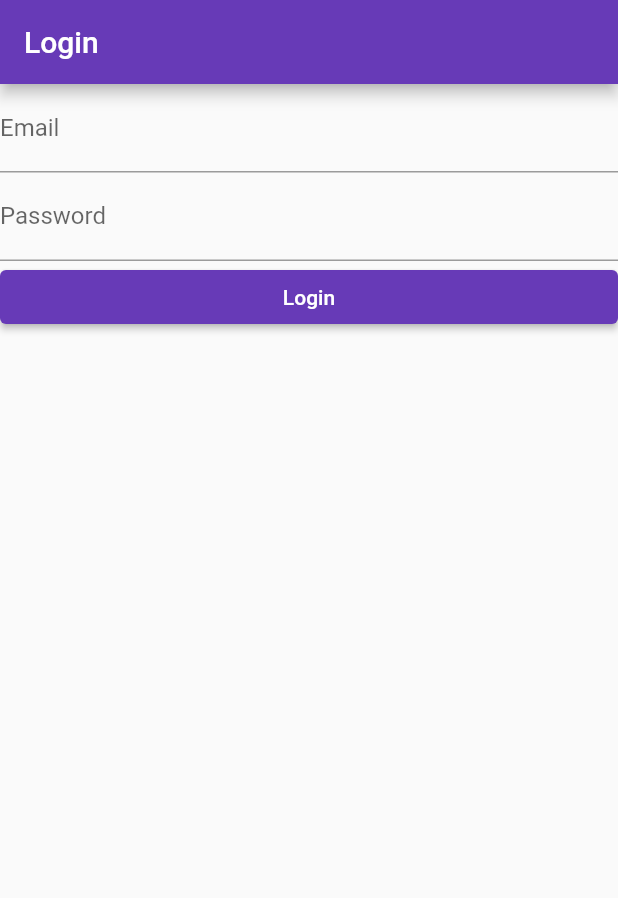
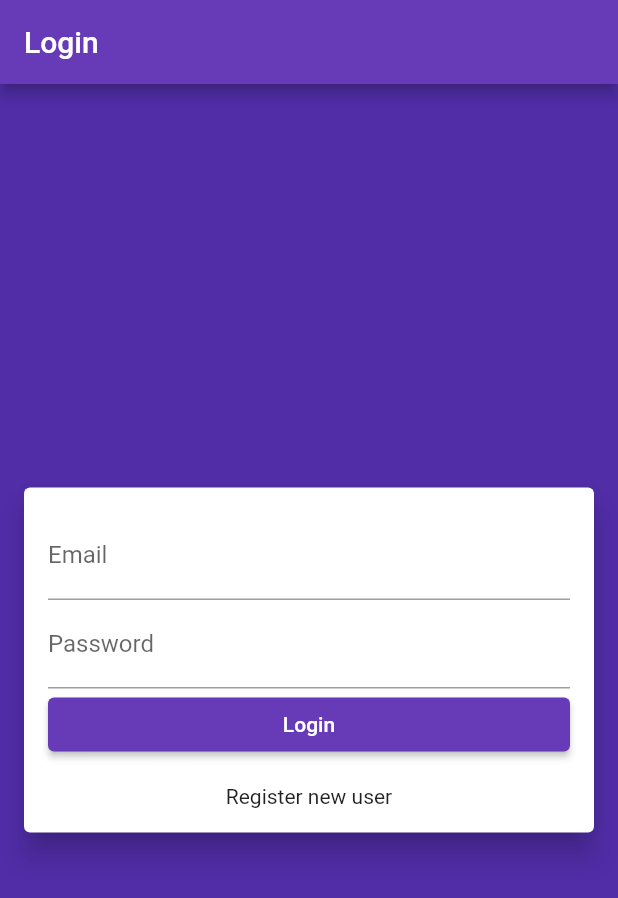
Before and after one commit to alijumaan/flutter-learning, a Flutter app: the screen it shows after launch, on a phone screen of 412 x 824 dp. Shown: the top 898 px of the screen. Run offline on Flutter 3.47's test engine with Material 2 defaults, Android fonts, the phone set to English and light mode, and no system bars.

Commit message:
create Login, Register and Categories classes

```diff
--- a/lib/main.dart
+++ b/lib/main.dart
@@ -1,4 +1,7 @@
 import 'package:flutter/material.dart';
+import 'package:flutter_app/screens/login.dart';
+import 'package:flutter_app/screens/register.dart';
+import 'package:flutter_app/screens/categories.dart';
 
 void main() => runApp(const MyApp());
 
@@ -12,33 +15,12 @@ class MyApp extends StatelessWidget {
       theme: ThemeData(
         primarySwatch: Colors.deepPurple,
       ),
-      home: Scaffold(
-        appBar: AppBar(
-          title: const Text('Login'),
-        ),
-        body: Column(
-          children: <Widget> [
-            const TextField(
-              keyboardType: TextInputType.emailAddress,
-              decoration: InputDecoration(
-                  labelText: 'Email'
-              ),
-            ),
-            const TextField(
-              keyboardType: TextInputType.visiblePassword,
-              decoration: InputDecoration(
-                  labelText: 'Password'
-              ),
-            ),
-            ElevatedButton(
-                onPressed: () => print('login clicked'),
-                child: const Text('Login'),
-                style: ElevatedButton.styleFrom(
-                    minimumSize: const Size(double.infinity, 36)),
-            )
-          ],
-        ),
-      )
+      home: Login(),
+      routes: {
+        '/login': (context) => Login(),
+        '/register': (context) => Register(),
+        '/categories': (context) => Categories(),
+      },
     );
   }
 }
--- /dev/null
+++ b/lib/screens/login.dart
@@ -0,0 +1,54 @@
+import 'package:flutter/material.dart';
+
+class Login extends StatelessWidget {
+  @override
+  Widget build(BuildContext context) {
+    return Scaffold(
+      appBar: AppBar(
+        title: const Text('Login'),
+      ),
+      body: Container(
+        color: Theme.of(context).primaryColorDark,
+        child: Column(
+          mainAxisAlignment: MainAxisAlignment.center,
+          children: <Widget>[
+            Card(
+              elevation: 8,
+              margin: const EdgeInsets.only(left: 16.0, right: 16.0),
+              child: Padding(
+                padding: const EdgeInsets.all(16.0),
+                child: Column(
+                  children: <Widget>[
+                    const TextField(
+                      keyboardType: TextInputType.emailAddress,
+                      decoration: InputDecoration(labelText: 'Email'),
+                    ),
+                    const TextField(
+                      keyboardType: TextInputType.visiblePassword,
+                      decoration: InputDecoration(labelText: 'Password'),
+                    ),
+                    ElevatedButton(
+                      onPressed: () => print('login clicked'),
+                      child: const Text('Login'),
+                      style: ElevatedButton.styleFrom(
+                          minimumSize: const Size(double.infinity, 36)),
+                    ),
+                    Padding(
+                      padding: const EdgeInsets.only(top: 16.0),
+                      child: InkWell(
+                        onTap: () {
+                          Navigator.pushNamed(context, '/register');
+                        },
+                        child: const Text('Register new user'),
+                      ),
+                    ),
+                  ],
+                ),
+              ),
+            )
+          ],
+        ),
+      ),
+    );
+  }
+}
```
Also changed, not shown: lib/screens/categories.dart (added, +30 -0 lines), lib/screens/register.dart (added, +60 -0 lines).
